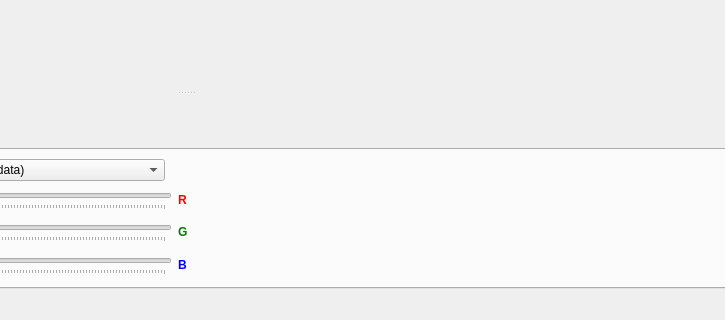
surhh/nfitsview, file mainwindow.ui: the form before one commit; both pictures show x 464 to 1189 and y 400 to 720 of the 1300 by 720 pixel window.
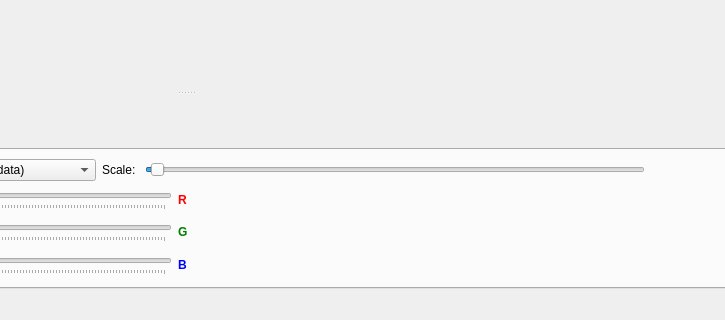
The form after the commit. Icons and pictures are not drawn. Custom widgets are drawn as their Qt base class.

What changed in the file:
```diff
--- a/mainwindow.ui
+++ b/mainwindow.ui
@@ -12,7 +12,7 @@
   </property>
   <property name="minimumSize">
    <size>
-    <width>700</width>
+    <width>1200</width>
     <height>600</height>
    </size>
   </property>
@@ -381,21 +381,74 @@
                  </item>
                  <item>
                   <property name="text">
-                   <string>Linear: Float-[0.0,1.0]; Int-[minInt, maxInt]</string>
+                   <string>Float:[0.0,1.0]; Int:[min, max]</string>
                   </property>
                  </item>
                  <item>
                   <property name="text">
-                   <string>Linear: Float-[-1.0,1.0]</string>
+                   <string>Float:[-1.0,1.0]</string>
                   </property>
                  </item>
                  <item>
                   <property name="text">
-                   <string>Linear: Float-[-1.0,0.0]</string>
+                   <string>Float:[-1.0,0.0]</string>
                   </property>
                  </item>
                 </widget>
                </item>
+               <item>
+                <widget class="QLabel" name="labelPercent">
+                 <property name="text">
+                  <string>Scale: </string>
+                 </property>
+                </widget>
+               </item>
+               <item>
+                <widget class="QSlider" name="horizontalSliderPercent">
+                 <property name="sizePolicy">
+                  <sizepolicy hsizetype="Expanding" vsizetype="Fixed">
+                   <horstretch>0</horstretch>
+                   <verstretch>0</verstretch>
+                  </sizepolicy>
+                 </property>
+                 <property name="minimumSize">
+                  <size>
+                   <width>500</width>
+                   <height>0</height>
+                  </size>
+                 </property>
+                 <property name="maximumSize">
+                  <size>
+                   <width>500</width>
+                   <height>16777215</height>
+                  </size>
+                 </property>
+                 <property name="minimum">
+                  <number>0</number>
+                 </property>
+                 <property name="maximum">
+                  <number>99</number>
+                 </property>
+                 <property name="singleStep">
+                  <number>5</number>
+                 </property>
+                 <property name="pageStep">
+                  <number>1</number>
+                 </property>
+                 <property name="sliderPosition">
+                  <number>1</number>
+                 </property>
+                 <property name="tracking">
+                  <bool>true</bool>
+                 </property>
+                 <property name="orientation">
+                  <enum>Qt::Horizontal</enum>
+                 </property>
+                 <property name="tickPosition">
+                  <enum>QSlider::NoTicks</enum>
+                 </property>
+                </widget>
+               </item>
                <item>
                 <spacer name="horizontalSpacer_3">
                  <property name="orientation">
```
